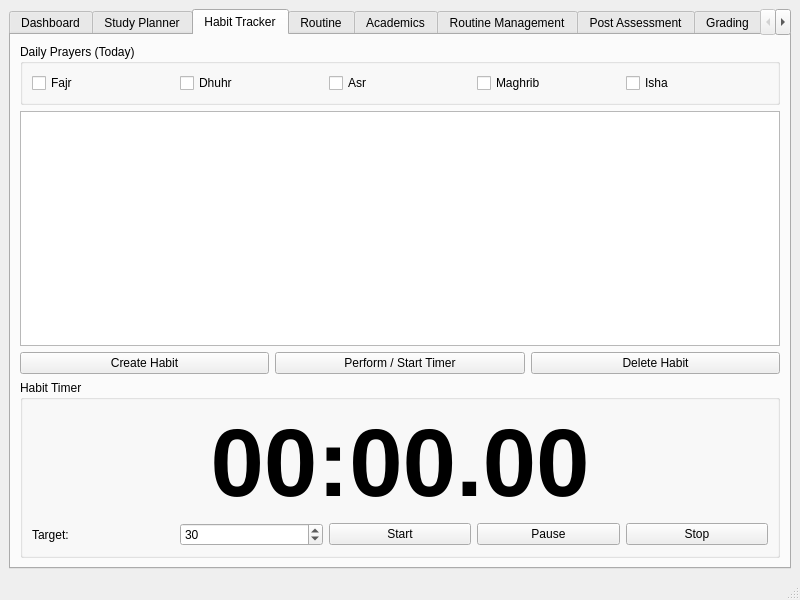
Above: src/mainwindow.ui from SilentCipher-Star/CSE-4302-Project before the change. Below: the same form after it.
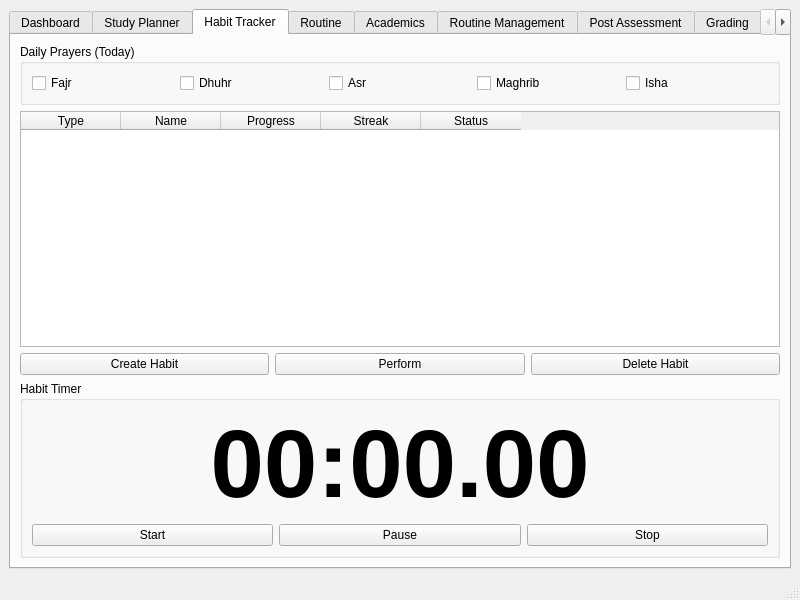
That is the form after the change. The open tabs and pages were chosen to show the change.

Commit message: modified:   data/habits.csv

```diff
--- a/src/mainwindow.ui
+++ b/src/mainwindow.ui
@@ -241,7 +241,42 @@
          </widget>
         </item>
         <item>
-         <widget class="QListWidget" name="habitListWidget"/>
+         <widget class="QTableWidget" name="habitTableWidget">
+          <property name="selectionBehavior">
+           <enum>QAbstractItemView::SelectRows</enum>
+          </property>
+          <property name="editTriggers">
+           <set>QAbstractItemView::NoEditTriggers</set>
+          </property>
+          <property name="alternatingRowColors">
+           <bool>true</bool>
+          </property>
+          <column>
+           <property name="text">
+            <string>Type</string>
+           </property>
+          </column>
+          <column>
+           <property name="text">
+            <string>Name</string>
+           </property>
+          </column>
+          <column>
+           <property name="text">
+            <string>Progress</string>
+           </property>
+          </column>
+          <column>
+           <property name="text">
+            <string>Streak</string>
+           </property>
+          </column>
+          <column>
+           <property name="text">
+            <string>Status</string>
+           </property>
+          </column>
+         </widget>
         </item>
         <item>
          <layout class="QHBoxLayout" name="horizontalLayout_habitButtons">
@@ -255,7 +290,7 @@
           <item>
            <widget class="QPushButton" name="btnPerformHabit">
             <property name="text">
-             <string>Perform / Start Timer</string>
+             <string>Perform</string>
             </property>
            </widget>
           </item>
@@ -292,20 +327,6 @@
            </item>
            <item>
             <layout class="QHBoxLayout" name="horizontalLayout_workoutTimerControls">
-             <item>
-              <widget class="QLabel" name="label_workoutMin">
-               <property name="text">
-                <string>Target:</string>
-               </property>
-              </widget>
-             </item>
-             <item>
-              <widget class="QSpinBox" name="spinWorkoutMinutes">
-               <property name="value">
-                <number>30</number>
-               </property>
-              </widget>
-             </item>
              <item>
               <widget class="QPushButton" name="btnWorkoutStart">
                <property name="text">
```
Left out of the diff: 13 changed lines with no effect on the pictures. The commit also changes 9 other files.
